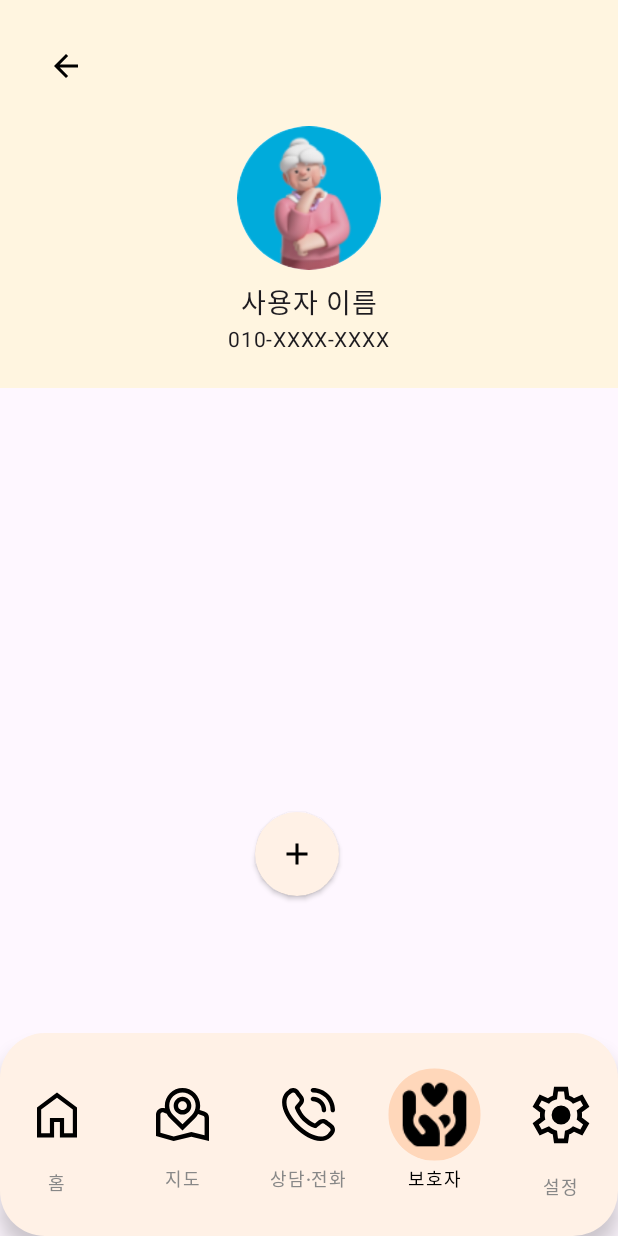
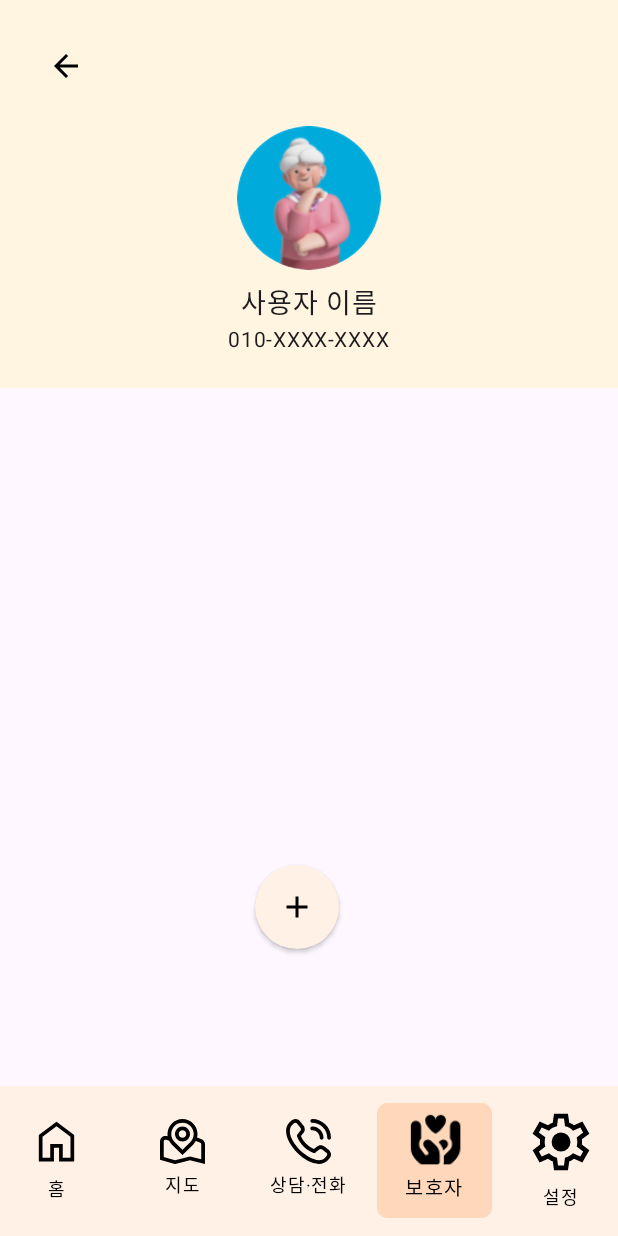
Before and after one commit to Mobile2-AlwaysBeWithYou/AlwaysBeWithyou, an Android app built with Jetpack Compose: the guardian screen opened through its navigation route, on a phone screen of 412 x 824 dp. Run offline under Robolectric (Android 15) with nearby library versions, the phone set to English and light mode, and no system bars; our stand-ins replace Firebase (no records; nobody signed in at launch, a user with empty details on screens opened directly).

Commit message:
네비게이션 바 디자인 수정

```diff
--- a/app/src/main/java/com/example/alwaysbewithyou/presentation/main/MainScreen.kt
+++ b/app/src/main/java/com/example/alwaysbewithyou/presentation/main/MainScreen.kt
@@ -1,9 +1,14 @@
 package com.example.alwaysbewithyou.presentation.main
 
+import androidx.compose.animation.core.animateFloatAsState
+import androidx.compose.animation.core.tween
 import androidx.compose.foundation.background
 import androidx.compose.foundation.layout.Box
+import androidx.compose.foundation.layout.Column
+import androidx.compose.foundation.layout.fillMaxWidth
 import androidx.compose.foundation.layout.height
 import androidx.compose.foundation.layout.padding
+import androidx.compose.foundation.layout.width
 import androidx.compose.foundation.shape.RoundedCornerShape
 import androidx.compose.material3.Icon
 import androidx.compose.material3.NavigationBar
@@ -12,23 +17,21 @@ import androidx.compose.material3.Scaffold
 import androidx.compose.material3.Text
 import androidx.compose.runtime.Composable
 import androidx.compose.runtime.getValue
+import androidx.compose.ui.Alignment
 import androidx.compose.ui.Modifier
 import androidx.compose.ui.draw.clip
 import androidx.compose.ui.draw.scale
-import androidx.compose.ui.draw.shadow
 import androidx.compose.ui.graphics.Color
 import androidx.compose.ui.res.painterResource
-import androidx.compose.ui.tooling.preview.Preview
 import androidx.compose.ui.unit.dp
+import androidx.compose.ui.unit.sp
 import androidx.navigation.NavHostController
 import androidx.navigation.compose.currentBackStackEntryAsState
 import com.example.alwaysbewithyou.R
-import com.example.alwaysbewithyou.presentation.home.HomeScreen
 import com.example.alwaysbewithyou.presentation.main.component.MainBottomBar
 import com.example.alwaysbewithyou.presentation.navigation.BottomNavItem
 import com.example.alwaysbewithyou.presentation.navigation.NavGraph
 import com.example.alwaysbewithyou.presentation.navigation.Route
-import androidx.compose.ui.res.colorResource
 
 @Composable
 fun MainScreen(
@@ -51,17 +54,23 @@ fun MainScreen(
             if (currentRoute in bottomNavItems.map { it.route }) {
                 Box(
                     modifier = Modifier
-                        .shadow(8.dp, RoundedCornerShape(30.dp))
-                        .clip(RoundedCornerShape(10.dp))
-                        .background(Color(0xFFFFF1E6)),
+                        .fillMaxWidth()
+                        .background(Color(0xFFFFF1E6))
+                        .height(100.dp),
+                    contentAlignment = Alignment.BottomCenter
                 ) {
                     NavigationBar(
                         containerColor = Color.Transparent,
-                        modifier = Modifier.height(135.dp),
+                        modifier = Modifier.height(100.dp),
                         tonalElevation = 0.dp
                     ) {
                         bottomNavItems.forEach { item ->
                             val isSelected = currentRoute == item.route
+
+                            val scale = animateFloatAsState(
+                                targetValue = if (isSelected) 1.1f else 1f,
+                                animationSpec = tween(250)
+                            ).value
 
                             MainBottomBar(
                                 selected = isSelected,
@@ -76,42 +85,44 @@ fun MainScreen(
                                     }
                                 },
                                 icon = {
-                                    val scale = androidx.compose.animation.core.animateFloatAsState(
-                                        targetValue = if (isSelected) 1.2f else 1f,
-                                        animationSpec = androidx.compose.animation.core.tween(250)
-                                    ).value
-
-                                    androidx.compose.foundation.layout.Box(
+                                    Box(
                                         modifier = Modifier
                                             .scale(scale)
-                                            .clip(RoundedCornerShape(50))
+                                            .clip(RoundedCornerShape(10))
+                                            .width(70.dp)
+                                            .height(70.dp)
                                             .background(
-                                                if (isSelected) Color(0xFFFFD7BA)
-                                                else Color.Transparent
+                                                if (isSelected) Color(0xFFFFD7BA) else Color.Transparent
+                                            ),
+                                        contentAlignment = Alignment.Center
+                                    ) {
+                                        Column(horizontalAlignment = Alignment.CenterHorizontally) {
+                                            Icon(
+                                                painter = painterResource(
+                                                    if (isSelected) item.selectedIcon else item.unselectedIcon
+                                                ),
+                                                contentDescription = item.label,
+                                                tint = Color.Unspecified,
+                                                modifier = Modifier
+                                                    .padding(bottom = 2.dp)
+                                                    .align(Alignment.CenterHorizontally)
                                             )
-                                            .padding(8.dp)
-                                    ) {
-                                        Icon(
-                                            painter = painterResource(
-                                                if (isSelected) item.selectedIcon
-                                                else item.unselectedIcon
-                                            ),
-                                            contentDescription = item.label,
-                                            tint = Color.Unspecified
-                                        )
+
+                                            Text(
+                                                text = item.label,
+                                                color = Color.Black,
+                                                fontSize = 12.sp
+                                            )
+                                        }
                                     }
                                 },
-                                label = {
-                                    Text(
-                                        text = item.label,
-                                        color = if (isSelected) Color.Black else Color.Gray
-                                    )
-                                },
+                                label = null,
                                 colors = NavigationBarItemDefaults.colors(
                                     indicatorColor = Color.Transparent
                                 )
                             )
                         }
+
                     }
                 }
             }
--- a/app/src/main/res/drawable/call.xml
+++ b/app/src/main/res/drawable/call.xml
@@ -1,6 +1,6 @@
 <vector xmlns:android="http://schemas.android.com/apk/res/android"
-    android:width="35dp"
-    android:height="35dp"
+    android:width="30dp"
+    android:height="30dp"
     android:viewportWidth="24"
     android:viewportHeight="24">
   <path
--- a/app/src/main/res/drawable/call_selected.xml
+++ b/app/src/main/res/drawable/call_selected.xml
@@ -1,6 +1,6 @@
 <vector xmlns:android="http://schemas.android.com/apk/res/android"
-    android:width="35dp"
-    android:height="35dp"
+    android:width="30dp"
+    android:height="30dp"
     android:viewportWidth="24"
     android:viewportHeight="24">
   <path
--- a/app/src/main/res/drawable/heart.xml
+++ b/app/src/main/res/drawable/heart.xml
@@ -1,6 +1,6 @@
 <vector xmlns:android="http://schemas.android.com/apk/res/android"
-    android:width="35dp"
-    android:height="35dp"
+    android:width="30dp"
+    android:height="30dp"
     android:viewportWidth="24"
     android:viewportHeight="24">
   <path
--- a/app/src/main/res/drawable/heart_selected.xml
+++ b/app/src/main/res/drawable/heart_selected.xml
@@ -1,6 +1,6 @@
 <vector xmlns:android="http://schemas.android.com/apk/res/android"
-    android:width="35dp"
-    android:height="35dp"
+    android:width="30dp"
+    android:height="30dp"
     android:viewportWidth="24"
     android:viewportHeight="24">
   <path
--- a/app/src/main/res/drawable/home.xml
+++ b/app/src/main/res/drawable/home.xml
@@ -1,6 +1,6 @@
 <vector xmlns:android="http://schemas.android.com/apk/res/android"
-    android:width="40dp"
-    android:height="40dp"
+    android:width="35dp"
+    android:height="35dp"
     android:viewportWidth="960"
     android:viewportHeight="960">
   <path
--- a/app/src/main/res/drawable/home_selected.xml
+++ b/app/src/main/res/drawable/home_selected.xml
@@ -1,6 +1,6 @@
 <vector xmlns:android="http://schemas.android.com/apk/res/android"
-    android:width="40dp"
-    android:height="40dp"
+    android:width="35dp"
+    android:height="35dp"
     android:viewportWidth="960"
     android:viewportHeight="960">
   <path
--- a/app/src/main/res/drawable/map.xml
+++ b/app/src/main/res/drawable/map.xml
@@ -1,6 +1,6 @@
 <vector xmlns:android="http://schemas.android.com/apk/res/android"
-    android:width="35dp"
-    android:height="35dp"
+    android:width="30dp"
+    android:height="30dp"
     android:viewportWidth="24"
     android:viewportHeight="24">
   <path
--- a/app/src/main/res/drawable/map_selected.xml
+++ b/app/src/main/res/drawable/map_selected.xml
@@ -1,6 +1,6 @@
 <vector xmlns:android="http://schemas.android.com/apk/res/android"
-    android:width="35dp"
-    android:height="35dp"
+    android:width="30dp"
+    android:height="30dp"
     android:viewportWidth="24"
     android:viewportHeight="24">
   <path
```
